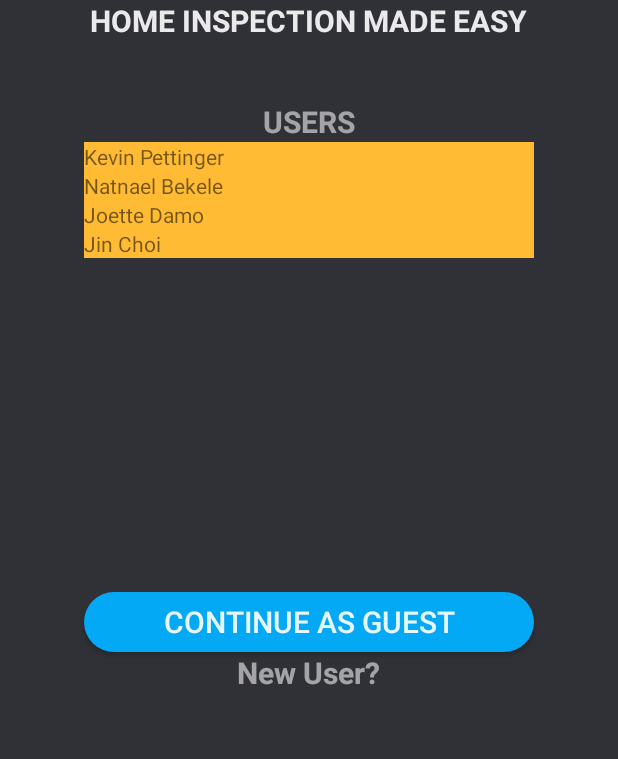
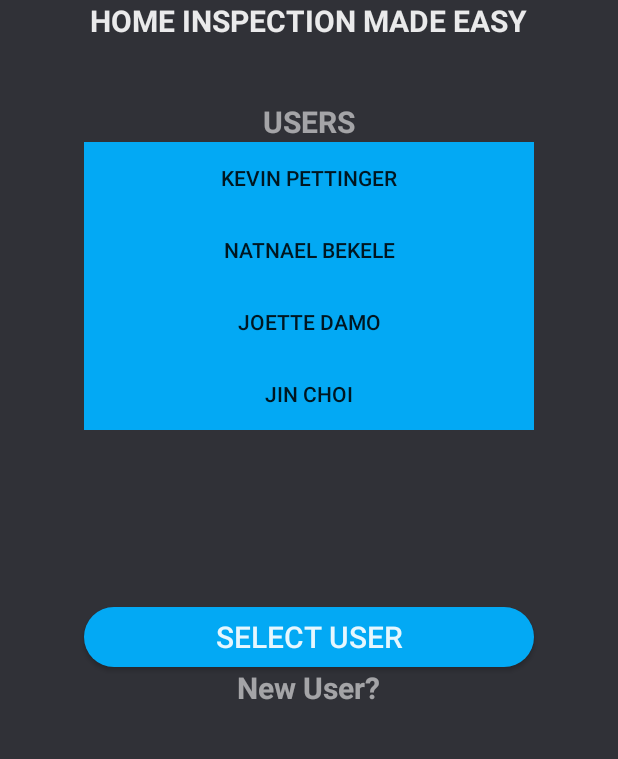
Before and after one commit to foundationsapp/Foundations, an Android app: the screen it shows after launch (MainActivity), on a phone screen of 412 x 824 dp, the part 380-1139 px from its top. Run offline under Robolectric (Android 15) with nearby library versions, the phone set to English and light mode, and no system bars; our stand-ins replace Room's generated code.

Commit message:
changed references of address to email changed recyclerview of profiles to be buttons that set the current profile current profile is passed when select user is clicked new profile is passed when new user is created
when going to app act profile full name is logged to show the correct user is chosen

```diff
--- a/app/src/main/java/com/example/foundations/AppActivity.java
+++ b/app/src/main/java/com/example/foundations/AppActivity.java
@@ -4,6 +4,7 @@ import android.content.Intent;
 import android.os.Bundle;
 import android.util.Log;
 import android.view.MenuItem;
+import android.widget.TextView;
 
 import androidx.annotation.NonNull;
 import androidx.appcompat.app.ActionBarDrawerToggle;
@@ -24,7 +25,7 @@ public class AppActivity extends AppCompatActivity {
         setContentView(R.layout.app_page);
         Intent intent = getIntent();
         Profile currentProfile = intent.getParcelableExtra("userProfile");
-
+        Log.d(TAG, "onCreate: " + currentProfile.getFullName());
         drawerLayout = (DrawerLayout) findViewById(R.id.drawer);
         toggle = new ActionBarDrawerToggle( this,drawerLayout, R.string.open, R.string.close);
         drawerLayout.addDrawerListener(toggle);
--- a/app/src/main/java/com/example/foundations/FoundationsRoomDatabase.java
+++ b/app/src/main/java/com/example/foundations/FoundationsRoomDatabase.java
@@ -52,6 +52,7 @@ public abstract class FoundationsRoomDatabase extends RoomDatabase{
                 foundationsDao.insertProfile(profile);
                 profile = new Profile(null,"Jin", "Choi", "21k3dd", "jin@gmail.com", "4253490999", "Delta");
                 foundationsDao.insertProfile(profile);
+
             });
         }
     };
--- a/app/src/main/java/com/example/foundations/MainActivity.java
+++ b/app/src/main/java/com/example/foundations/MainActivity.java
@@ -9,6 +9,7 @@ import androidx.recyclerview.widget.RecyclerView;
 
 import android.content.Intent;
 import android.os.Bundle;
+import android.util.Log;
 import android.view.View;
 import android.widget.Button;
 import android.widget.EditText;
@@ -16,10 +17,9 @@ import android.widget.Toast;
 
 import java.util.List;
 
-public class MainActivity extends AppCompatActivity {
+public class MainActivity extends AppCompatActivity implements SetProfileHandler {
 
     private static final String TAG = MainActivity.class.getSimpleName();
-    private MainViewModel mainViewModel;
     private Profile currentProfile;
 
     @Override
@@ -27,10 +27,10 @@ public class MainActivity extends AppCompatActivity {
         super.onCreate(savedInstanceState);
         setContentView(R.layout.activity_main);
         RecyclerView profileRecyclerView = findViewById(R.id.profile_recyclerview);
-        final ProfileAdapter profileAdapter = new ProfileAdapter(this);
+        final ProfileAdapter profileAdapter = new ProfileAdapter(this, this);
         profileRecyclerView.setAdapter(profileAdapter);
         profileRecyclerView.setLayoutManager(new LinearLayoutManager(this));
-        mainViewModel = new ViewModelProvider((ViewModelStoreOwner) this).get(MainViewModel.class);
+        MainViewModel mainViewModel = new ViewModelProvider((ViewModelStoreOwner) this).get(MainViewModel.class);
         mainViewModel.getAllProfiles().observe(this, profileAdapter::setProfiles);
 
     }
@@ -40,4 +40,14 @@ public class MainActivity extends AppCompatActivity {
         startActivity(intent);
     }
 
+    public void goToDash(View view) {
+        Intent intent = new Intent(MainActivity.this, AppActivity.class);
+        intent.putExtra("userProfile", this.currentProfile);
+        startActivity(intent);
+    }
+
+    @Override
+    public void setCurrentProfile(Profile currentProfile) {
+        this.currentProfile = currentProfile;
+    }
 }
--- a/app/src/main/java/com/example/foundations/ProfileAdapter.java
+++ b/app/src/main/java/com/example/foundations/ProfileAdapter.java
@@ -15,6 +15,7 @@ public class ProfileAdapter extends RecyclerView.Adapter<ProfileAdapter.ProfileV
 
     private List<Profile> profiles;
     private final LayoutInflater inflater;
+    private SetProfileHandler profileHandler;
 
     static class ProfileViewHolder extends RecyclerView.ViewHolder {
 
@@ -26,8 +27,9 @@ public class ProfileAdapter extends RecyclerView.Adapter<ProfileAdapter.ProfileV
         }
     }
 
-    ProfileAdapter(Context context) {
+    ProfileAdapter(Context context, SetProfileHandler profileHandler) {
         inflater = LayoutInflater.from(context);
+        this.profileHandler = profileHandler;
     }
 
     @NonNull
@@ -43,6 +45,9 @@ public class ProfileAdapter extends RecyclerView.Adapter<ProfileAdapter.ProfileV
         if (profiles != null) {
             Profile current = profiles.get(position);
             holder.profileItemView.setText(current.getFullName());
+            holder.profileItemView.setOnClickListener(view -> {
+                this.profileHandler.setCurrentProfile(current);
+            });
         }
     }
 
--- /dev/null
+++ b/app/src/main/java/com/example/foundations/SetProfileHandler.java
@@ -0,0 +1,5 @@
+package com.example.foundations;
+
+public interface SetProfileHandler {
+    void setCurrentProfile(Profile currentProfile);
+}
--- a/app/src/main/res/layout/activity_main.xml
+++ b/app/src/main/res/layout/activity_main.xml
@@ -54,7 +54,7 @@
             android:layout_width="@dimen/_300"
 
             android:layout_gravity="center"
-            android:layout_height="@dimen/_200">
+            android:layout_height="@dimen/_300">
             <androidx.recyclerview.widget.RecyclerView
                 android:id="@+id/profile_recyclerview"
                 android:layout_width="match_parent"
@@ -63,7 +63,7 @@
         </LinearLayout>
 
         <Button
-            android:layout_marginTop="@dimen/_100"
+            android:layout_marginTop="@dimen/_10"
             android:id="@+id/get_started_button"
             android:layout_width="@dimen/_300"
             android:textSize="@dimen/_20"
@@ -71,6 +71,7 @@
             android:layout_gravity="center"
             android:background="@drawable/get_started"
             android:text="@string/continue_as_guest"
+            android:onClick="goToDash"
             android:textColor="@color/white" />
         <TextView
             android:id="@+id/newUser"
--- a/app/src/main/res/layout/profile_recyclerview_item.xml
+++ b/app/src/main/res/layout/profile_recyclerview_item.xml
@@ -4,10 +4,11 @@
     android:layout_width="match_parent"
     android:layout_height="wrap_content">
 
-    <TextView
+    <Button
         android:id="@+id/profileItem"
         android:layout_width="match_parent"
         android:layout_height="wrap_content"
-        android:background="@android:color/holo_orange_light" />
+        android:background="@color/colorPrimary"
+        android:padding="@dimen/_10"/>
 
 </LinearLayout>
--- a/app/src/main/res/layout/signup_activity.xml
+++ b/app/src/main/res/layout/signup_activity.xml
@@ -106,17 +106,17 @@
                 android:textSize="@dimen/_20"
                 />
             <TextView
-                android:id="@+id/address"
+                android:id="@+id/email"
                 android:width="@dimen/_300"
                 android:textColor="@color/lettersColor"
                 android:layout_marginTop="@dimen/_20"
                 android:layout_width="wrap_content"
                 android:layout_height="wrap_content"
-                android:text="@string/address"
+                android:text="@string/email"
                 android:textSize="@dimen/_20"
                 />
             <EditText
-                android:id="@+id/edit_address"
+                android:id="@+id/edit_email"
                 android:layout_marginTop="-10sp"
                 android:width="@dimen/_300"
                 android:textColor="@color/lettersColor"
--- a/app/src/main/res/values/strings.xml
+++ b/app/src/main/res/values/strings.xml
@@ -8,11 +8,11 @@
     <string name="license_number">License Number</string>
     <string name="username">Username</string>
     <string name="company_name">Company Name</string>
-    <string name="address">Address</string>
+    <string name="email">Email</string>
     <string name="phone">Phone</string>
     <string name="users">USERS</string>
     <string name="new_user">New User?</string>
-    <string name="continue_as_guest">CONTINUE AS GUEST</string>
+    <string name="continue_as_guest">SELECT USER</string>
     <string name="first_name">First Name</string>
     <string name="last_name">Last Name</string>
     <string name="empty_field">Please check for empty fields</string>
```
Also changed, not shown: app/src/main/java/com/example/foundations/SignUp.java (+5 -5 lines).
